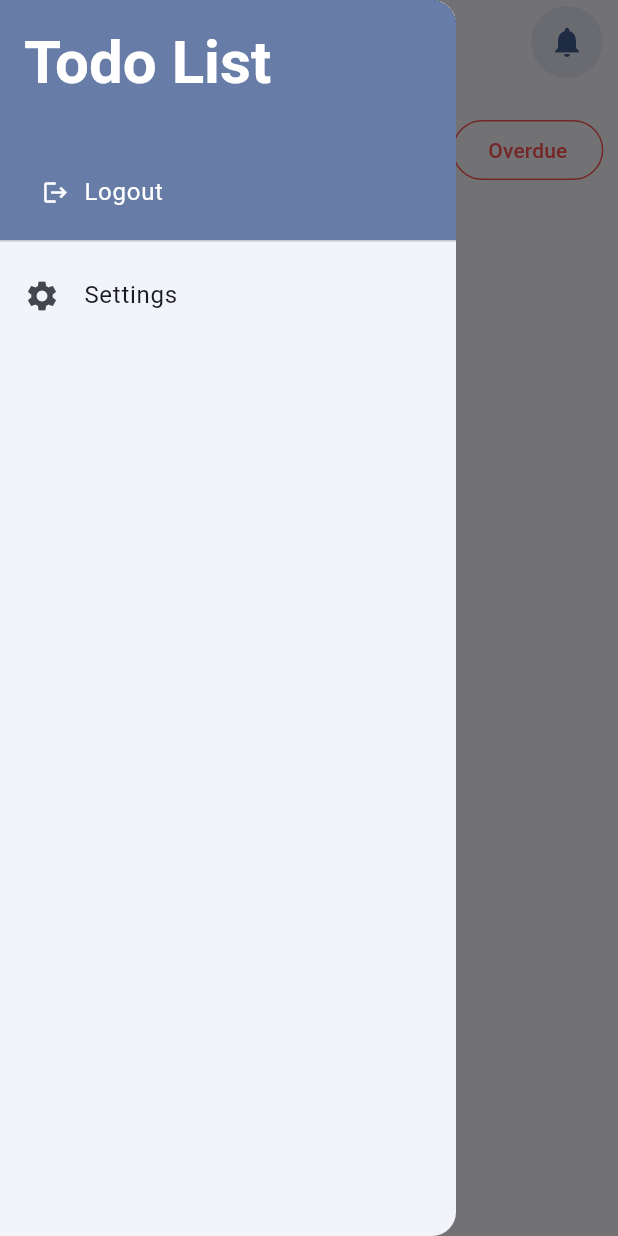
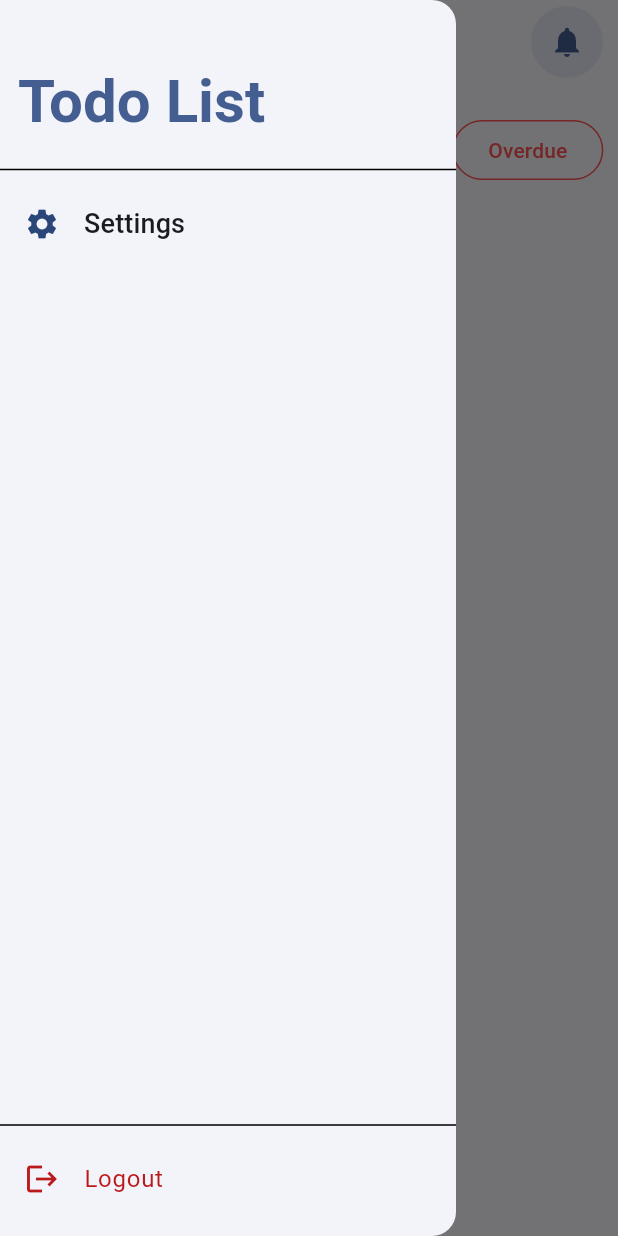
Before and after one commit to AniruddhaGawali/TodoList-App, a Flutter app: the HomeScreen screen opened directly, with the side drawer open, on a phone screen of 412 x 824 dp. Run offline on Flutter 3.47's test engine with Material 2 defaults, Android fonts, the phone set to English and light mode, and no system bars; our stand-ins replace flutter_riverpod, slide_to_act, sqflite; accounts and stored records are empty.

Commit message:
added new task button and app drawer

```diff
--- a/lib/provider/fliter_provider.dart
+++ b/lib/provider/fliter_provider.dart
@@ -17,7 +17,6 @@ class FilterNotifier extends StateNotifier<List<TodoStatus>> {
   }
 
   void clear() {
-    print('back');
     state = [];
   }
 
--- a/lib/screens/home.dart
+++ b/lib/screens/home.dart
@@ -98,6 +98,25 @@ class _HomeScreenState extends ConsumerState<HomeScreen> {
           ],
         ),
       ),
+      floatingActionButton: ref.read(userProvider).isSuperUser
+          ? FloatingActionButton(
+              onPressed: () {
+                ScaffoldMessenger.of(context).clearSnackBars();
+                ScaffoldMessenger.of(context).showSnackBar(
+                  const SnackBar(
+                    content: Text('Under Development'),
+                  ),
+                );
+              },
+              backgroundColor: Theme.of(context).colorScheme.primaryContainer,
+              disabledElevation: 0,
+              child: Icon(
+                Icons.add,
+                size: 35,
+                color: Theme.of(context).colorScheme.primary,
+              ),
+            )
+          : null,
       drawer: const CustomDrawer(),
     );
   }
--- a/lib/widgits/custom_drawer.dart
+++ b/lib/widgits/custom_drawer.dart
@@ -9,6 +9,39 @@ import 'package:todolist/provider/user_data_provider.dart';
 //screens
 import 'package:todolist/screens/login.dart';
 import 'package:todolist/screens/role_task.dart';
+
+// SizedBox(
+//                 width: double.infinity,
+//                 child: DrawerHeader(
+//                   decoration: BoxDecoration(
+//                     image: DecorationImage(
+//                         image: const NetworkImage(
+//                           "https://images.unsplash.com/photo-1530569673472-307dc017a82d?ixlib=rb-4.0.3&ixid=MnwxMjA3fDB8MHxwaG90by1wYWdlfHx8fGVufDB8fHx8&auto=format&fit=crop&w=988&q=80",
+//                         ),
+//                         fit: BoxFit.cover,
+//                         colorFilter: ColorFilter.mode(
+//                             Theme.of(context)
+//                                 .colorScheme
+//                                 .primary
+//                                 .withOpacity(.3),
+//                             BlendMode.darken)),
+//                   ),
+//                   child: Column(
+//                     mainAxisAlignment: MainAxisAlignment.spaceBetween,
+//                     crossAxisAlignment: CrossAxisAlignment.start,
+//                     children: [
+//                       Text(
+//                         'Todo List',
+//                         style: Theme.of(context).textTheme.titleLarge!.copyWith(
+//                               color: Theme.of(context).colorScheme.onPrimary,
+//                               fontWeight: FontWeight.bold,
+//                               fontSize: 40,
+//                             ),
+//                       ),
+//                     ],
+//                   ),
+//                 ),
+//               ),
 
 class CustomDrawer extends ConsumerWidget {
   const CustomDrawer({super.key});
@@ -35,69 +68,52 @@ class CustomDrawer extends ConsumerWidget {
   @override
   Widget build(BuildContext context, WidgetRef ref) {
     return Drawer(
-        child: ListView(
+      child: Column(
         children: [
-        DrawerHeader(
-          decoration: BoxDecoration(
-            color: Theme.of(context).colorScheme.primary.withOpacity(.8),
+          Expanded(
+            child:
+                Column(crossAxisAlignment: CrossAxisAlignment.start, children: [
+              const SizedBox(
+                height: 30,
               ),
-          child: Column(
-            mainAxisAlignment: MainAxisAlignment.spaceBetween,
-            crossAxisAlignment: CrossAxisAlignment.start,
-            children: [
-              Text(
+              Padding(
+                padding: const EdgeInsets.all(12),
+                child: Text(
                   'Todo List',
                   style: Theme.of(context).textTheme.titleLarge!.copyWith(
-                      color: Theme.of(context).colorScheme.onPrimary,
+                        color: Theme.of(context).colorScheme.primary,
                         fontWeight: FontWeight.bold,
                         fontSize: 40,
                       ),
                 ),
-              TextButton(
-                  onPressed: () {
-                    Navigator.pop(context);
-                    ref.read(userProvider.notifier).logout();
-                    Navigator.of(context).pushReplacement(
-                      MaterialPageRoute(
-                        builder: (BuildContext context) => const LoginScreen(),
               ),
-                    );
-                  },
-                  child: SizedBox(
-                    child: Row(
-                      children: [
-                        Icon(
-                          Icons.logout,
-                          color: Theme.of(context).colorScheme.onPrimary,
-                        ),
-                        const SizedBox(width: 10),
-                        Text(
-                          'Logout',
-                          style: Theme.of(context)
-                              .textTheme
-                              .bodyLarge!
-                              .copyWith(
-                                color: Theme.of(context).colorScheme.onPrimary,
-                              ),
-                        ),
-                      ],
-                    ),
-                  ))
-            ],
-          ),
+              const Divider(
+                color: Colors.black,
+                thickness: 1,
               ),
               ref.read(userProvider).isSuperUser
                   ? Column(
                       children: [
                         ...UserType.values.map((usertype) {
                           return ListTile(
-                      leading: Icon(_getIcon(usertype)),
-                      title: Text(_getCapterlised(usertype.name.toString())),
+                            leading: Icon(
+                              _getIcon(usertype),
+                              color: Theme.of(context)
+                                  .colorScheme
+                                  .onPrimaryContainer,
+                            ),
+                            title: Text(
+                              _getCapterlised(usertype.name.toString()),
+                              style: Theme.of(context)
+                                  .textTheme
+                                  .labelLarge!
+                                  .copyWith(fontSize: 18),
+                            ),
                             onTap: () {
                               ref.read(filterProvider.notifier).clear();
                               Navigator.of(context).pop();
-                        Navigator.of(context).push(
-                            MaterialPageRoute(builder: (BuildContext context) {
+                              Navigator.of(context).push(MaterialPageRoute(
+                                  builder: (BuildContext context) {
                                 return RoleTaskScreen(role: usertype);
                               }));
                             },
@@ -109,13 +125,25 @@ class CustomDrawer extends ConsumerWidget {
                       children: [
                         ...ref.read(userProvider).userTypeList.map((usertype) {
                           return ListTile(
-                      leading: Icon(_getIcon(usertype)),
-                      title: Text(_getCapterlised(usertype.name.toString())),
+                            leading: Icon(
+                              _getIcon(usertype),
+                              color: Theme.of(context)
+                                  .colorScheme
+                                  .onPrimaryContainer,
+                            ),
+                            title: Text(
+                              _getCapterlised(usertype.name.toString()),
+                              style: Theme.of(context)
+                                  .textTheme
+                                  .labelLarge!
+                                  .copyWith(fontSize: 18),
+                            ),
                             onTap: () async {
                               ref.read(filterProvider.notifier).clear();
                               Navigator.of(context).pop();
                               await Navigator.of(context).push(
-                          MaterialPageRoute(builder: (BuildContext context) {
+                                MaterialPageRoute(
+                                    builder: (BuildContext context) {
                                   return RoleTaskScreen(role: usertype);
                                 }),
                               );
@@ -125,8 +153,17 @@ class CustomDrawer extends ConsumerWidget {
                       ],
                     ),
               ListTile(
-          leading: const Icon(Icons.settings),
-          title: const Text('Settings'),
+                leading: Icon(
+                  Icons.settings,
+                  color: Theme.of(context).colorScheme.onPrimaryContainer,
+                ),
+                title: Text(
+                  'Settings',
+                  style: Theme.of(context)
+                      .textTheme
+                      .labelLarge!
+                      .copyWith(fontSize: 18),
+                ),
                 onTap: () {
                   Navigator.of(context).pop();
                   ScaffoldMessenger.of(context).clearSnackBars();
@@ -137,7 +174,36 @@ class CustomDrawer extends ConsumerWidget {
                   );
                 },
               ),
+            ]),
+          ),
+          const Divider(
+            color: Colors.black,
+            thickness: 1,
+          ),
+          ListTile(
+            onTap: () {
+              Navigator.pop(context);
+              ref.read(userProvider.notifier).logout();
+              Navigator.of(context).pushReplacement(
+                MaterialPageRoute(
+                  builder: (BuildContext context) => const LoginScreen(),
+                ),
+              );
+            },
+            leading: Icon(
+              Icons.logout,
+              color: Theme.of(context).colorScheme.error,
+            ),
+            title: Text(
+              'Logout',
+              style: Theme.of(context).textTheme.bodyLarge!.copyWith(
+                    color: Theme.of(context).colorScheme.error,
+                  ),
+            ),
+          ),
+          const SizedBox(height: 10)
         ],
-    ));
+      ),
+    );
   }
 }
```
Lines whose indentation alone changed are shown as unchanged.
